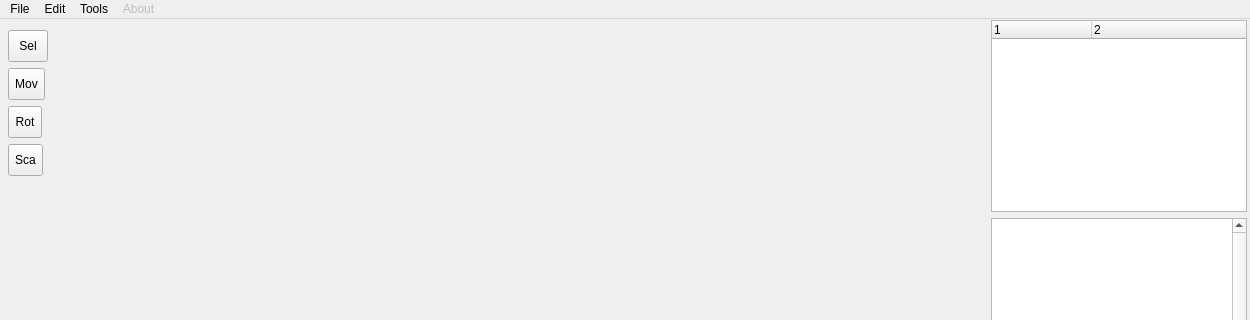
This is main_window.ui in konstvest/ei_maper as Qt 5 draws it before an edit; both pictures show x 0 to 1250 and y 0 to 320 of the 1250 by 686 pixel window. The edited form follows.
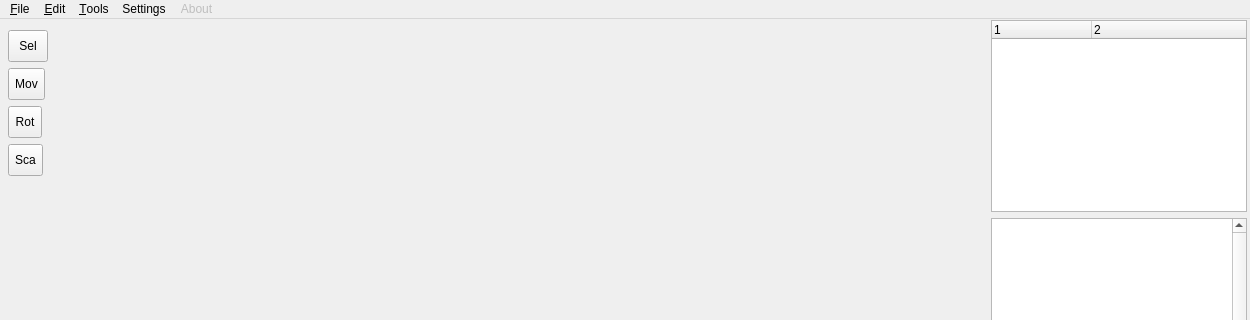
This is the edited form. Custom widgets are drawn as their Qt base class.

Patch:
```diff
--- a/main_window.ui
+++ b/main_window.ui
@@ -309,7 +309,7 @@
    </property>
    <widget class="QMenu" name="menuFile">
     <property name="title">
-     <string>File</string>
+     <string>&amp;File</string>
     </property>
     <addaction name="actionOpen"/>
     <addaction name="actionSave"/>
@@ -329,7 +329,7 @@
    </widget>
    <widget class="QMenu" name="menuTools">
     <property name="title">
-     <string>Tools</string>
+     <string>&amp;Tools</string>
     </property>
     <addaction name="actionSettings"/>
     <addaction name="actionShow_undo_redo"/>
@@ -343,7 +343,7 @@
      <bool>true</bool>
     </property>
     <property name="title">
-     <string>Edit</string>
+     <string>&amp;Edit</string>
     </property>
     <widget class="QMenu" name="menuSelect">
      <property name="title">
@@ -356,10 +356,21 @@
     <addaction name="menuSelect"/>
     <addaction name="actionCreate_new_object"/>
     <addaction name="actionChange_mod_e"/>
+    <addaction name="actionSwitch_active_MOB"/>
+   </widget>
+   <widget class="QMenu" name="menuSettings">
+    <property name="title">
+     <string>Settings</string>
+    </property>
+    <addaction name="actionOpen_2"/>
+    <addaction name="actionImport"/>
+    <addaction name="actionExport"/>
+    <addaction name="actionReset"/>
    </widget>
    <addaction name="menuFile"/>
    <addaction name="menuEdit"/>
    <addaction name="menuTools"/>
+   <addaction name="menuSettings"/>
    <addaction name="menuAbout"/>
   </widget>
   <action name="actionOpen">
```
Left out of the diff: 37 changed lines with no effect on the pictures.
